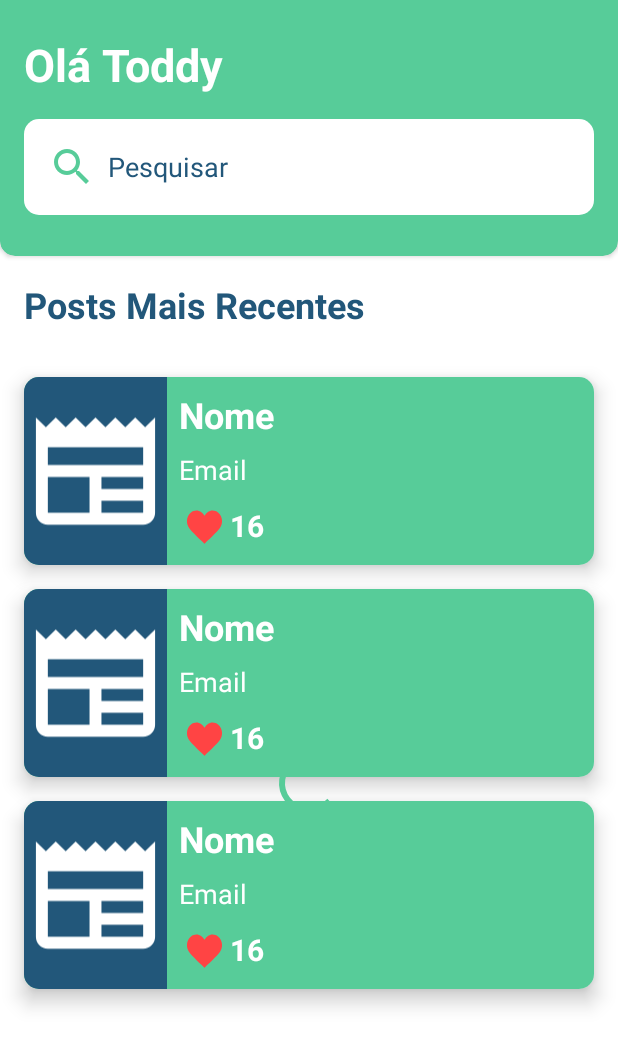
After one commit to biduzilla/comunica_news, an Android app: the layout fragment_posts.xml on its own in the app's theme, with its tools: preview values and no code run, on a phone screen of 412 x 824 dp. The commit adds this screen. Shown: the top 1047 px of the screen. Run offline under Robolectric (Android 15) with nearby library versions, the phone set to English and light mode, and no system bars.

Commit message:
layout posts

```diff
--- a/ComunicaNews/app/src/main/java/com/toddy/comunicanews/ui/activity/auth/LoginActivity.kt
+++ b/ComunicaNews/app/src/main/java/com/toddy/comunicanews/ui/activity/auth/LoginActivity.kt
@@ -46,7 +46,7 @@ class LoginActivity : AppCompatActivity() {
                     progressCircular.visibility = View.VISIBLE
                     btnLogin.visibility = View.GONE
 
-                    FirebaseDao().recuperarSenha(email, baseContext)
+                    FirebaseDao().login(this@LoginActivity,email = email, senha = senha, )
                 }
             }
         }
--- /dev/null
+++ b/ComunicaNews/app/src/main/res/drawable/edt_redondo.xml
@@ -0,0 +1,6 @@
+<?xml version="1.0" encoding="utf-8"?>
+<shape xmlns:android="http://schemas.android.com/apk/res/android">
+    <corners android:radius="10dp"/>
+    <solid android:color="@color/white"/>
+
+</shape>
--- /dev/null
+++ b/ComunicaNews/app/src/main/res/drawable/ic_heart.xml
@@ -0,0 +1,4 @@
+<vector android:height="24dp" android:viewportHeight="32"
+    android:viewportWidth="32" android:width="24dp" xmlns:android="http://schemas.android.com/apk/res/android">
+    <path android:fillColor="#000000" android:pathData="M26.996,12.898c-0.064,-2.207 -1.084,-4.021 -2.527,-5.13 -1.856,-1.428 -4.415,-1.69 -6.542,-0.132 -0.702,0.516 -1.359,1.23 -1.927,2.168 -0.568,-0.938 -1.224,-1.652 -1.927,-2.167 -2.127,-1.559 -4.685,-1.297 -6.542,0.132 -1.444,1.109 -2.463,2.923 -2.527,5.13 -0.035,1.172 0.145,2.48 0.788,3.803 1.01,2.077 5.755,6.695 10.171,10.683l0.035,0.038 0.002,-0.002 0.002,0.002 0.036,-0.038c4.415,-3.987 9.159,-8.605 10.17,-10.683 0.644,-1.323 0.822,-2.632 0.788,-3.804z"/>
+</vector>
--- /dev/null
+++ b/ComunicaNews/app/src/main/res/drawable/ic_post.xml
@@ -0,0 +1,5 @@
+<vector android:height="24dp" android:tint="#000000"
+    android:viewportHeight="24" android:viewportWidth="24"
+    android:width="24dp" xmlns:android="http://schemas.android.com/apk/res/android">
+    <path android:fillColor="@android:color/white" android:pathData="M22,3l-1.67,1.67L18.67,3L17,4.67L15.33,3l-1.66,1.67L12,3l-1.67,1.67L8.67,3L7,4.67L5.33,3L3.67,4.67L2,3v16c0,1.1 0.9,2 2,2l16,0c1.1,0 2,-0.9 2,-2V3zM11,19H4v-6h7V19zM20,19h-7v-2h7V19zM20,15h-7v-2h7V15zM20,11H4V8h16V11z"/>
+</vector>
--- /dev/null
+++ b/ComunicaNews/app/src/main/res/drawable/ic_search.xml
@@ -0,0 +1,5 @@
+<vector android:height="32dp" android:tint="#000000"
+    android:viewportHeight="24" android:viewportWidth="24"
+    android:width="32dp" xmlns:android="http://schemas.android.com/apk/res/android">
+    <path android:fillColor="@android:color/white" android:pathData="M15.5,14h-0.79l-0.28,-0.27C15.41,12.59 16,11.11 16,9.5 16,5.91 13.09,3 9.5,3S3,5.91 3,9.5 5.91,16 9.5,16c1.61,0 3.09,-0.59 4.23,-1.57l0.27,0.28v0.79l5,4.99L20.49,19l-4.99,-5zM9.5,14C7.01,14 5,11.99 5,9.5S7.01,5 9.5,5 14,7.01 14,9.5 11.99,14 9.5,14z"/>
+</vector>
--- /dev/null
+++ b/ComunicaNews/app/src/main/res/layout/fragment_posts.xml
@@ -0,0 +1,101 @@
+<?xml version="1.0" encoding="utf-8"?>
+<androidx.constraintlayout.widget.ConstraintLayout xmlns:android="http://schemas.android.com/apk/res/android"
+    xmlns:app="http://schemas.android.com/apk/res-auto"
+    xmlns:tools="http://schemas.android.com/tools"
+    android:layout_width="match_parent"
+    android:layout_height="match_parent"
+    tools:context=".ui.activity.fragments.PostsFragment">
+
+    <androidx.cardview.widget.CardView
+        android:id="@+id/cardView"
+        android:layout_width="match_parent"
+        android:layout_height="wrap_content"
+        android:layout_marginTop="-10dp"
+        app:cardBackgroundColor="@color/esmerald"
+        app:cardCornerRadius="10dp"
+        app:layout_constraintEnd_toEndOf="parent"
+        app:layout_constraintStart_toStartOf="parent"
+        app:layout_constraintTop_toTopOf="parent">
+
+        <androidx.constraintlayout.widget.ConstraintLayout
+            android:layout_width="match_parent"
+            android:layout_height="wrap_content"
+            android:layout_marginBottom="28dp">
+
+            <TextView
+                android:id="@+id/tv_saudacao"
+                android:layout_width="match_parent"
+                android:layout_height="wrap_content"
+                android:layout_marginStart="16dp"
+                android:layout_marginTop="32dp"
+                android:textColor="@color/white"
+                android:textSize="30sp"
+                android:textStyle="bold"
+                app:layout_constraintEnd_toEndOf="parent"
+                app:layout_constraintStart_toStartOf="parent"
+                app:layout_constraintTop_toTopOf="parent"
+                tools:text="Olá Toddy" />
+
+            <EditText
+                android:id="@+id/edt_search"
+                android:layout_width="match_parent"
+                android:layout_height="wrap_content"
+                android:layout_marginHorizontal="16dp"
+                android:layout_marginTop="16dp"
+                android:background="@drawable/edt_redondo"
+                android:drawableStart="@drawable/ic_search"
+                android:drawablePadding="8dp"
+                android:hint="@string/pesquisar"
+                android:padding="16dp"
+                android:textColor="@color/esmerald"
+                android:textColorHint="@color/lapis_lazuli"
+                android:textSize="18sp"
+                app:drawableTint="@color/text_input_box_stroke"
+                app:layout_constraintBottom_toBottomOf="parent"
+                app:layout_constraintEnd_toEndOf="parent"
+                app:layout_constraintStart_toStartOf="parent"
+                app:layout_constraintTop_toBottomOf="@+id/tv_saudacao" />
+        </androidx.constraintlayout.widget.ConstraintLayout>
+    </androidx.cardview.widget.CardView>
+
+
+    <TextView
+        android:id="@+id/textView2"
+        android:layout_width="match_parent"
+        android:layout_height="wrap_content"
+        android:layout_marginHorizontal="16dp"
+        android:layout_marginTop="16dp"
+        android:text="@string/posts_mais_recentes"
+        android:textColor="@color/lapis_lazuli"
+        android:textSize="24sp"
+        android:textStyle="bold"
+        app:layout_constraintEnd_toEndOf="parent"
+        app:layout_constraintStart_toStartOf="parent"
+        app:layout_constraintTop_toBottomOf="@id/cardView" />
+
+
+    <androidx.recyclerview.widget.RecyclerView
+        android:id="@+id/rv"
+        android:layout_width="match_parent"
+        android:layout_height="0dp"
+        android:layout_marginTop="16dp"
+        app:layout_constraintBottom_toBottomOf="parent"
+        app:layout_constraintStart_toStartOf="parent"
+        app:layout_constraintTop_toBottomOf="@+id/textView2"
+        tools:listitem="@layout/item_post" />
+
+    <ProgressBar
+        android:id="@+id/progress_circular"
+        android:layout_width="wrap_content"
+        android:layout_height="wrap_content"
+        android:layout_gravity="center"
+        android:indeterminateTint="@color/esmerald"
+        android:visibility="gone"
+        app:layout_constraintBottom_toBottomOf="parent"
+        app:layout_constraintEnd_toEndOf="parent"
+        app:layout_constraintStart_toStartOf="parent"
+        app:layout_constraintTop_toBottomOf="@+id/textView2"
+        tools:visibility="visible" />
+
+
+</androidx.constraintlayout.widget.ConstraintLayout>
--- /dev/null
+++ b/ComunicaNews/app/src/main/res/layout/item_post.xml
@@ -0,0 +1,95 @@
+<?xml version="1.0" encoding="utf-8"?>
+<androidx.cardview.widget.CardView xmlns:android="http://schemas.android.com/apk/res/android"
+    xmlns:app="http://schemas.android.com/apk/res-auto"
+    xmlns:tools="http://schemas.android.com/tools"
+    android:layout_width="match_parent"
+    android:layout_height="125dp"
+    android:layout_marginStart="16dp"
+    android:layout_marginTop="16dp"
+    android:layout_marginEnd="16dp"
+    app:cardCornerRadius="10dp"
+    app:cardElevation="8dp">
+
+    <androidx.constraintlayout.widget.ConstraintLayout
+        android:layout_width="match_parent"
+        android:layout_height="match_parent"
+
+        android:background="@color/esmerald">
+
+        <ImageView
+            android:id="@+id/imgVaga"
+            android:layout_width="0dp"
+            android:layout_height="match_parent"
+            android:background="@color/lapis_lazuli"
+            android:src="@drawable/ic_post"
+            app:layout_constraintBottom_toBottomOf="parent"
+            app:layout_constraintStart_toStartOf="parent"
+            app:layout_constraintTop_toTopOf="parent"
+            app:layout_constraintWidth_percent=".25"
+            app:tint="@color/white" />
+
+        <LinearLayout
+            android:id="@+id/linearLayout3"
+            android:layout_width="0dp"
+            android:layout_height="0dp"
+            android:layout_marginStart="8dp"
+            android:gravity="center_vertical"
+            android:orientation="vertical"
+            app:layout_constraintBottom_toBottomOf="parent"
+            app:layout_constraintEnd_toEndOf="parent"
+            app:layout_constraintStart_toEndOf="@+id/imgVaga"
+            app:layout_constraintTop_toTopOf="parent">
+
+            <TextView
+                android:id="@+id/tv_titulo"
+                android:layout_width="match_parent"
+                android:layout_height="wrap_content"
+                android:ellipsize="end"
+                android:maxLines="1"
+                android:textColor="@color/white"
+                android:textSize="24sp"
+                android:textStyle="bold"
+                tools:text="Nome" />
+
+            <TextView
+                android:id="@+id/tv_desc"
+                android:layout_width="match_parent"
+                android:layout_height="wrap_content"
+                android:layout_marginTop="8dp"
+                android:layout_marginBottom="8dp"
+                android:ellipsize="end"
+                android:maxLines="1"
+                android:textColor="@color/white"
+                android:textSize="18sp"
+                tools:text="Email" />
+
+            <LinearLayout
+                android:layout_width="match_parent"
+                android:layout_height="wrap_content"
+                android:gravity="center_vertical"
+                android:orientation="horizontal">
+
+                <ImageView
+                    android:layout_width="34dp"
+                    android:layout_height="34dp"
+                    android:src="@drawable/ic_heart"
+                    app:tint="@android:color/holo_red_light" />
+
+                <TextView
+                    android:id="@+id/tv_qtd_likes"
+                    android:layout_width="match_parent"
+                    android:layout_height="wrap_content"
+                    android:ellipsize="end"
+                    android:maxLines="1"
+                    android:textColor="@color/white"
+                    android:textSize="20sp"
+                    android:textStyle="bold"
+                    tools:text="16" />
+            </LinearLayout>
+
+        </LinearLayout>
+
+    </androidx.constraintlayout.widget.ConstraintLayout>
+
+
+</androidx.cardview.widget.CardView>
--- a/ComunicaNews/app/src/main/res/values/strings.xml
+++ b/ComunicaNews/app/src/main/res/values/strings.xml
@@ -13,4 +13,8 @@
     <string name="texto_recuperar_senha">Informe seu e-mail que enviaremos \num link para alteração de senha</string>
     <string name="criar_conta">Criar Conta</string>
     <string name="recuperar_senha">Recuperar senha</string>
+    <!-- TODO: Remove or change this placeholder text -->
+    <string name="hello_blank_fragment">Hello blank fragment</string>
+    <string name="pesquisar">Pesquisar</string>
+    <string name="posts_mais_recentes">Posts Mais Recentes</string>
 </resources>
```
Also changed, not shown: ComunicaNews/app/src/main/java/com/toddy/comunicanews/ui/activity/fragments/EventosFragment.kt (added, +60 -0 lines), ComunicaNews/app/src/main/java/com/toddy/comunicanews/ui/activity/fragments/MeditacaoFragment.kt (added, +60 -0 lines), ComunicaNews/app/src/main/java/com/toddy/comunicanews/ui/activity/fragments/PostsFragment.kt (added, +60 -0 lines), ComunicaNews/app/src/main/res/layout/fragment_eventos.xml (added, +14 -0 lines), ComunicaNews/app/src/main/res/layout/fragment_meditacao.xml (added, +14 -0 lines).
